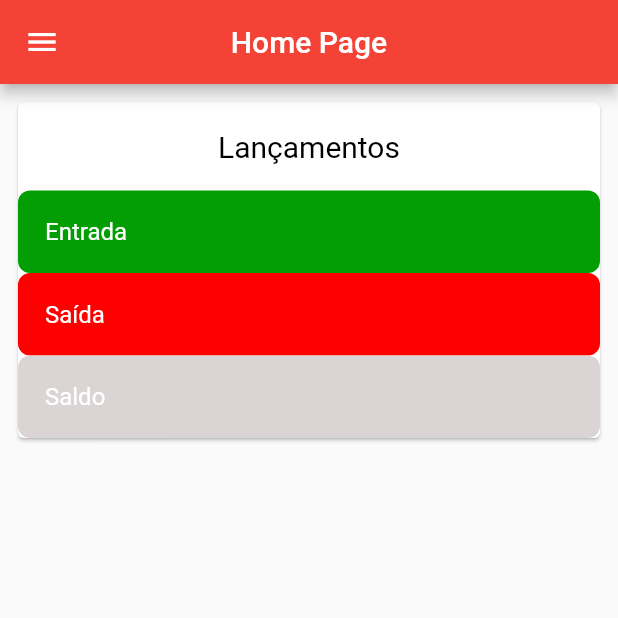
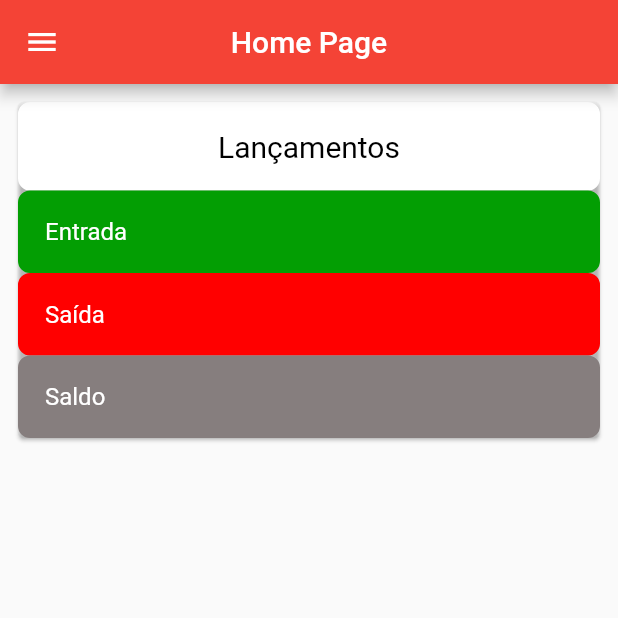
Before and after one commit to proz-tecnologia/PIT03GP04, a Flutter app: the HomePage screen opened by its route, on a phone screen of 412 x 824 dp, the top half of it. Run offline on Flutter 3.47's test engine with Material 2 defaults, Android fonts, the phone set to English and light mode, and no system bars; our stand-ins replace animated_splash_screen, currency_text_input_formatter, flutter_mobx, flutter_slidable, lottie, mobx; missing offline and left inert: validatorless; generated files the repository leaves out were written again.

Commit message:
Ajustando o layout da home

```diff
--- a/lib/home/ui/pages/home_page.dart
+++ b/lib/home/ui/pages/home_page.dart
@@ -49,6 +49,15 @@ class _HomePageState extends State<HomePage> {
               SingleChildScrollView(
             child: Card(
               borderOnForeground: true,
+              color: Colors.transparent,
+              // shape: const RoundedRectangleBorder(
+              //   side: BorderSide(
+              //     color: Colors.black26,
+              //     width: 2.0,
+              //   ),
+              // ),
+              child: InkWell(
+                onTap: () => {debugPrint('Teste')},
                 child: Column(
                   crossAxisAlignment: CrossAxisAlignment.stretch,
                   mainAxisSize: MainAxisSize.max,
@@ -113,10 +122,10 @@ class _HomePageState extends State<HomePage> {
                     Container(
                       decoration: BoxDecoration(
                         borderRadius: BorderRadius.circular(8),
-                      color: const Color.fromARGB(255, 219, 212, 212),
+                        color: const Color.fromARGB(255, 134, 126, 126),
                         border: Border.all(
                           width: 18.0,
-                        color: const Color.fromARGB(255, 219, 212, 212),
+                          color: const Color.fromARGB(255, 134, 126, 126),
                         ),
                       ),
                       child: const Text(
@@ -135,6 +144,7 @@ class _HomePageState extends State<HomePage> {
             ),
           ),
         ),
+      ),
     );
   }
 }
```
Lines whose indentation alone changed are shown as unchanged.
